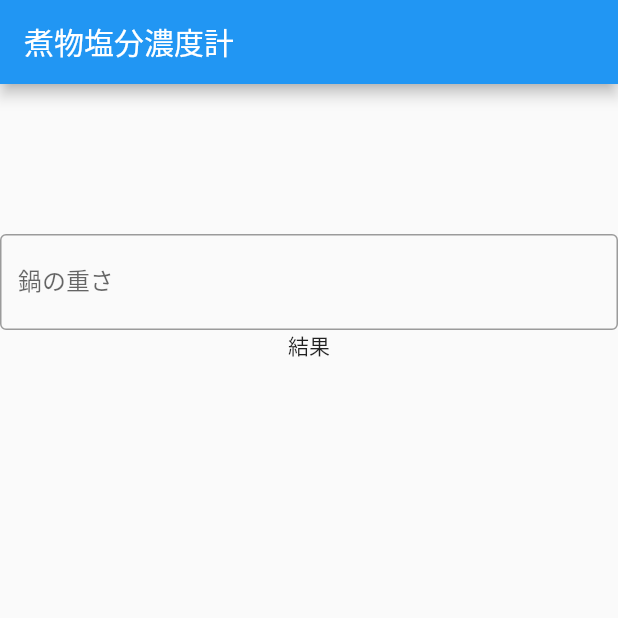
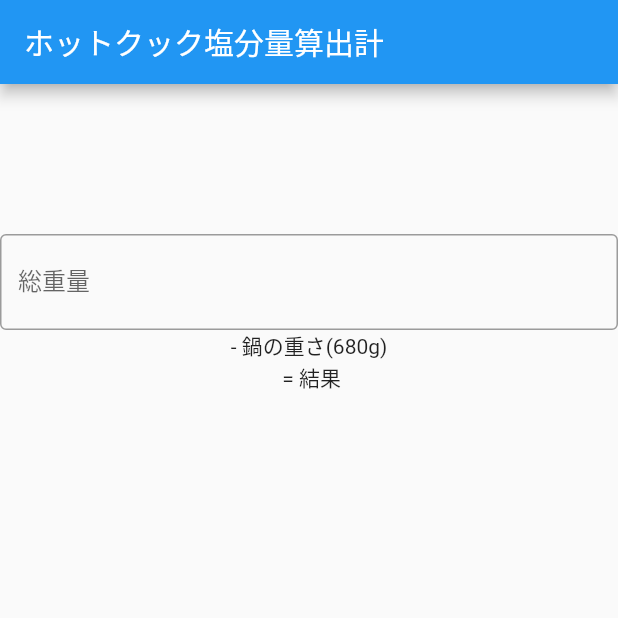
Before and after one commit to ntsts03/hotcookCalculator, a Flutter app: the screen it shows after launch, on a phone screen of 412 x 824 dp, the top half of it. Run offline on Flutter 3.47's test engine with Material 2 defaults, Android fonts, the phone set to English and light mode, and no system bars.

Commit message:
フロントの見た目完成

```diff
--- a/lib/main.dart
+++ b/lib/main.dart
@@ -27,7 +27,7 @@
   Widget build(BuildContext context) {
     return Scaffold(
       appBar: AppBar(
-        title: Text('煮物塩分濃度計'),
+        title: Text('ホットクック塩分量算出計'),
       ),
       body: Center(
         child: Column(
@@ -39,11 +39,12 @@
             TextField(
               decoration: InputDecoration(
                 border: OutlineInputBorder(),
-                labelText: "鍋の重さ",
-                hintText: "まぁ何か入力してみてよ！",
+                labelText: "総重量",
+                hintText: "入力してください",
               ),
             ),
-            Text('結果'),
+            Text('- 鍋の重さ(680g)'),
+            Text(' = 結果'),
           ],
         ),
       ),
```
